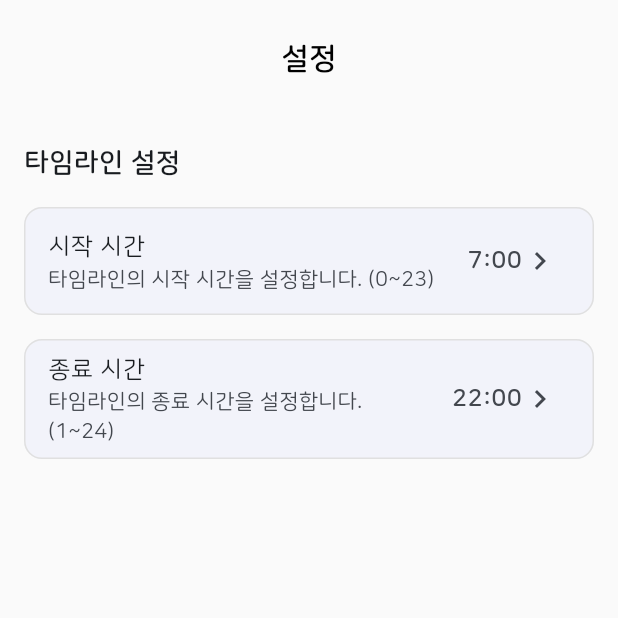
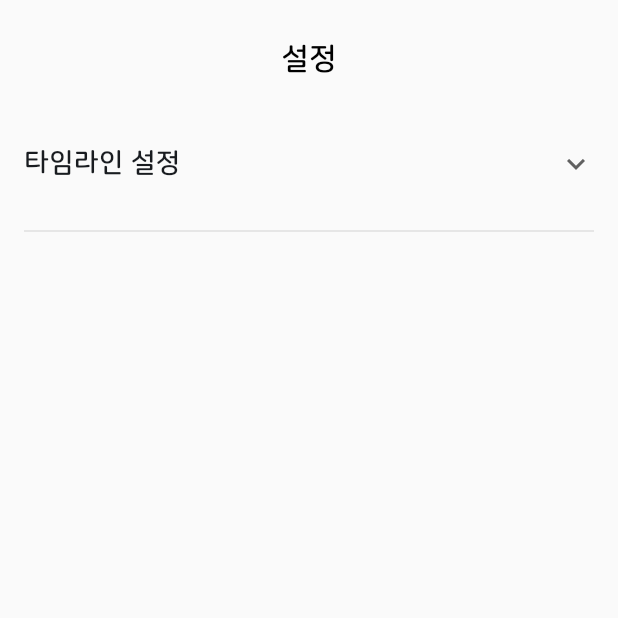
Before and after one commit to huiriric/tagiary, a Flutter app: the screen it shows after launch, after a tap on the "settings" icon, on a phone screen of 412 x 824 dp, the top half of it. Run offline on Flutter 3.47's test engine with Material 3 defaults, Android fonts, the phone set to English and light mode, and no system bars; our stand-ins replace fluttertoast, hive, hive_flutter, shared_preferences; accounts and stored records are empty; generated files the repository leaves out were written again.

Commit message:
설정 화면 UI 개선
1. 타임라인 설정 확장 가능한 섹션으로 변경
2. 시간 설정 UI 개선 (더 깔끔한 +/- 버튼)
3. 시간 설정 카드 디자인 현대적으로 개선
4. 전체적인 설정 화면 레이아웃 개선

```diff
--- a/lib/settings/settings.dart
+++ b/lib/settings/settings.dart
@@ -13,6 +13,94 @@ class Settings extends StatefulWidget {
 // sharedPreference 사용해서 저장하고 가져오기
 
 class _SettingsState extends State<Settings> {
+  // 타임라인 설정을 확장할지 여부
+  bool _isTimelineSettingsExpanded = false;
+
+  // 확장 가능한 타임라인 설정 위젯
+  Widget _buildExpandableTimelineSettings() {
+    return Column(
+      crossAxisAlignment: CrossAxisAlignment.start,
+      children: [
+        // 헤더 (항상 표시)
+        InkWell(
+          onTap: () {
+            setState(() {
+              _isTimelineSettingsExpanded = !_isTimelineSettingsExpanded;
+            });
+          },
+          borderRadius: BorderRadius.circular(12),
+          child: Padding(
+            padding: const EdgeInsets.symmetric(vertical: 16.0),
+            child: Row(
+              mainAxisAlignment: MainAxisAlignment.spaceBetween,
+              children: [
+                const Text(
+                  '타임라인 설정',
+                  style: TextStyle(
+                    fontSize: 18,
+                    fontWeight: FontWeight.bold
+                  ),
+                ),
+                Icon(
+                  _isTimelineSettingsExpanded
+                    ? Icons.keyboard_arrow_up
+                    : Icons.keyboard_arrow_down,
+                  color: Colors.grey.shade700,
+                ),
+              ],
+            ),
+          ),
+        ),
+
+        // 확장된 내용 (펼쳐졌을 때만 표시)
+        if (_isTimelineSettingsExpanded) ...[
+          // 시작 시간 설정
+          _buildTimelineSetting(
+            title: '시작 시간',
+            subtitle: '타임라인의 시작 시간',
+            currentValue: context.watch<DataProvider>().startHour,
+            onTap: () => _showTimePickerDialog(
+              context: context,
+              title: '시작 시간 설정',
+              initialValue: context.read<DataProvider>().startHour,
+              minValue: 0,
+              maxValue: context.read<DataProvider>().endHour - 1,
+              onChanged: (value) {
+                if (value < context.read<DataProvider>().endHour) {
+                  context.read<DataProvider>().setStartHour(value);
+                }
+              },
+            ),
+          ),
+
+          const SizedBox(height: 16),
+
+          // 종료 시간 설정
+          _buildTimelineSetting(
+            title: '종료 시간',
+            subtitle: '타임라인의 종료 시간',
+            currentValue: context.watch<DataProvider>().endHour,
+            onTap: () => _showTimePickerDialog(
+              context: context,
+              title: '종료 시간 설정',
+              initialValue: context.read<DataProvider>().endHour,
+              minValue: context.read<DataProvider>().startHour + 1,
+              maxValue: 24,
+              onChanged: (value) {
+                if (value > context.read<DataProvider>().startHour) {
+                  context.read<DataProvider>().setEndHour(value);
+                }
+              },
+            ),
+          ),
+        ],
+
+        // 구분선
+        Divider(color: Colors.grey.shade300, height: 32),
+      ],
+    );
+  }
+
   // 타임라인 설정 위젯 생성
   Widget _buildTimelineSetting({
     required String title,
@@ -20,30 +108,67 @@ class _SettingsState extends State<Settings> {
     required int currentValue,
     required VoidCallback onTap,
   }) {
-    return Card(
-      elevation: 0,
-      margin: EdgeInsets.zero,
-      shape: RoundedRectangleBorder(
+    return Container(
+      margin: const EdgeInsets.only(left: 8),
+      child: InkWell(
         borderRadius: BorderRadius.circular(12),
-        side: BorderSide(color: Colors.grey.shade300, width: 1),
+        onTap: onTap,
+        child: Padding(
+          padding: const EdgeInsets.symmetric(vertical: 12, horizontal: 8),
+          child: Row(
+            children: [
+              // 왼쪽: 텍스트 영역
+              Expanded(
+                child: Column(
+                  crossAxisAlignment: CrossAxisAlignment.start,
+                  children: [
+                    Text(
+                      title,
+                      style: const TextStyle(
+                        fontWeight: FontWeight.w600,
+                        fontSize: 15,
                       ),
-      child: ListTile(
-        title: Text(title),
-        subtitle: Text(subtitle),
-        trailing: Row(
-          mainAxisSize: MainAxisSize.min,
+                    ),
+                    const SizedBox(height: 2),
+                    Text(
+                      subtitle,
+                      style: TextStyle(
+                        color: Colors.grey.shade600,
+                        fontSize: 13,
+                      ),
+                    ),
+                  ],
+                ),
+              ),
+
+              // 오른쪽: 현재값 + 화살표
+              Container(
+                padding: const EdgeInsets.symmetric(horizontal: 12, vertical: 6),
+                decoration: BoxDecoration(
+                  color: Colors.grey.shade100,
+                  borderRadius: BorderRadius.circular(8),
+                ),
+                child: Row(
                   children: [
                     Text(
                       '$currentValue:00',
                       style: const TextStyle(
-                fontSize: 16,
+                        fontSize: 15,
                         fontWeight: FontWeight.bold,
                       ),
                     ),
-            const Icon(Icons.chevron_right),
+                    const SizedBox(width: 4),
+                    Icon(
+                      Icons.chevron_right,
+                      size: 16,
+                      color: Colors.grey.shade700,
+                    ),
                   ],
                 ),
-        onTap: onTap,
+              ),
+            ],
+          ),
+        ),
       ),
     );
   }
@@ -74,8 +199,14 @@ class _SettingsState extends State<Settings> {
                   Row(
                     mainAxisAlignment: MainAxisAlignment.center,
                     children: [
+                      // 마이너스 버튼 (더 깔끔한 아이콘)
                       IconButton(
-                        icon: const Icon(Icons.remove_circle_outline),
+                        icon: const Icon(Icons.remove),
+                        style: IconButton.styleFrom(
+                          backgroundColor: selectedValue > minValue
+                            ? Colors.grey.shade200
+                            : Colors.grey.shade100,
+                        ),
                         onPressed: selectedValue > minValue
                             ? () {
                                 setState(() {
@@ -84,19 +215,30 @@ class _SettingsState extends State<Settings> {
                               }
                             : null,
                       ),
+                      const SizedBox(width: 12),
+                      // 선택된 시간 표시
                       Container(
+                        width: 80,
                         padding: const EdgeInsets.symmetric(horizontal: 20, vertical: 10),
                         decoration: BoxDecoration(
-                          border: Border.all(color: Colors.grey),
+                          border: Border.all(color: Colors.grey.shade300),
                           borderRadius: BorderRadius.circular(8),
                         ),
                         child: Text(
                           '$selectedValue:00',
+                          textAlign: TextAlign.center,
                           style: const TextStyle(fontSize: 18, fontWeight: FontWeight.bold),
                         ),
                       ),
+                      const SizedBox(width: 12),
+                      // 플러스 버튼 (더 깔끔한 아이콘)
                       IconButton(
-                        icon: const Icon(Icons.add_circle_outline),
+                        icon: const Icon(Icons.add),
+                        style: IconButton.styleFrom(
+                          backgroundColor: selectedValue < maxValue
+                            ? Colors.grey.shade200
+                            : Colors.grey.shade100,
+                        ),
                         onPressed: selectedValue < maxValue
                             ? () {
                                 setState(() {
@@ -146,7 +288,7 @@ class _SettingsState extends State<Settings> {
                 style: TextStyle(fontSize: 20, color: Colors.black, fontWeight: FontWeight.w700),
               ),
             ),
-            // 타임라인 설정 섹션
+            // 설정 컨텐츠 섹션
             Expanded(
               child: SingleChildScrollView(
                 child: Padding(
@@ -154,56 +296,11 @@ class _SettingsState extends State<Settings> {
                   child: Column(
                     crossAxisAlignment: CrossAxisAlignment.start,
                     children: [
-                      const Padding(
-                        padding: EdgeInsets.symmetric(vertical: 16.0),
-                        child: Text(
-                          '타임라인 설정',
-                          style: TextStyle(
-                            fontSize: 18,
-                            fontWeight: FontWeight.bold
-                          ),
-                        ),
-                      ),
+                      // 확장 가능한 타임라인 설정
+                      _buildExpandableTimelineSettings(),
 
-                      // 타임라인 시작 시간 설정
-                      _buildTimelineSetting(
-                        title: '시작 시간',
-                        subtitle: '타임라인의 시작 시간을 설정합니다. (0~23)',
-                        currentValue: context.watch<DataProvider>().startHour,
-                        onTap: () => _showTimePickerDialog(
-                          context: context,
-                          title: '시작 시간 설정',
-                          initialValue: context.read<DataProvider>().startHour,
-                          minValue: 0,
-                          maxValue: context.read<DataProvider>().endHour - 1,
-                          onChanged: (value) {
-                            if (value < context.read<DataProvider>().endHour) {
-                              context.read<DataProvider>().setStartHour(value);
-                            }
-                          },
-                        ),
-                      ),
-
-                      const SizedBox(height: 16),
-
-                      // 타임라인 종료 시간 설정
-                      _buildTimelineSetting(
-                        title: '종료 시간',
-                        subtitle: '타임라인의 종료 시간을 설정합니다. (1~24)',
-                        currentValue: context.watch<DataProvider>().endHour,
-                        onTap: () => _showTimePickerDialog(
-                          context: context,
-                          title: '종료 시간 설정',
-                          initialValue: context.read<DataProvider>().endHour,
-                          minValue: context.read<DataProvider>().startHour + 1,
-                          maxValue: 24,
-                          onChanged: (value) {
-                            if (value > context.read<DataProvider>().startHour) {
-                              context.read<DataProvider>().setEndHour(value);
-                            }
-                          },
-                        ),
-                      ),
+                      // 여기에 다른 설정 섹션들을 추가할 수 있습니다
+                      // 예: 알림 설정, 테마 설정, 계정 설정 등
                     ],
                   ),
                 ),
```
Lines whose indentation alone changed are shown as unchanged.
